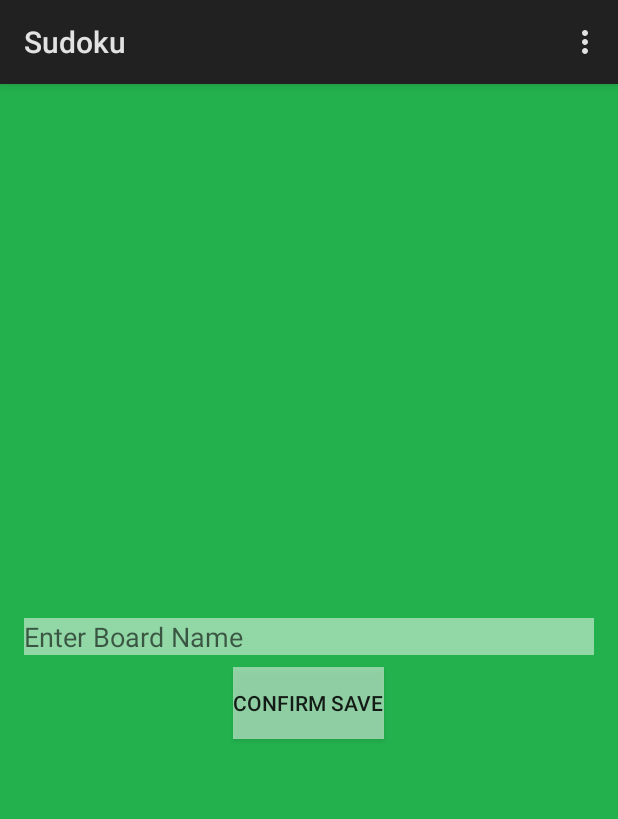
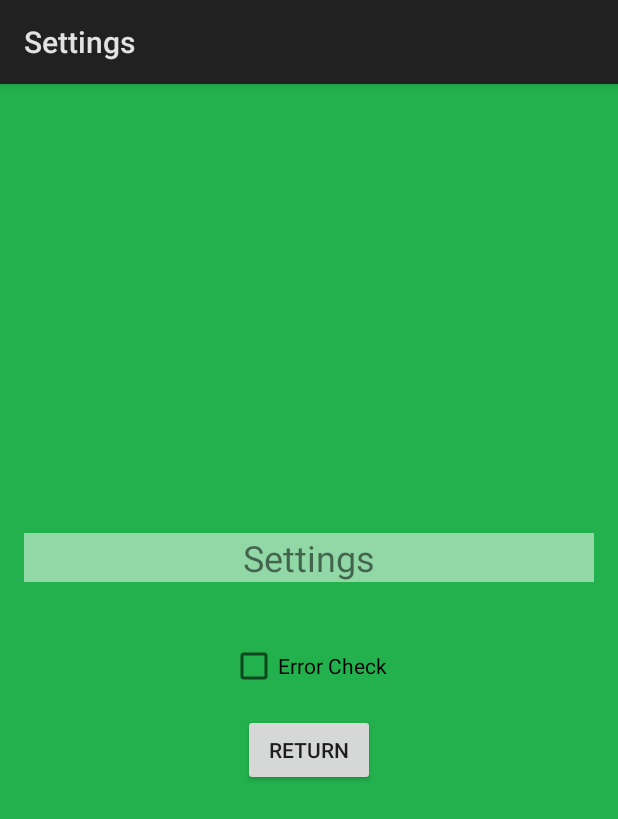
Before and after one commit to ConnorY97/Sudoku, an Android app built with Jetpack Compose: the MainActivity screen opened directly, with no data from a screen before it, in the options menu, after a tap on "Settings", on a phone screen of 412 x 824 dp. Shown: the top 819 px of the screen. Run offline under Robolectric (Android 15) with nearby library versions, the phone set to English and light mode, and no system bars.

Commit message:
Adding settings activity

```diff
--- a/app/src/main/AndroidManifest.xml
+++ b/app/src/main/AndroidManifest.xml
@@ -12,6 +12,11 @@
         android:supportsRtl="true"
         android:theme="@style/Theme.Sudoku"
         tools:targetApi="31">
+        <activity
+            android:name=".SettingsActivity"
+            android:exported="false"
+            android:label="@string/title_activity_settings"
+            android:theme="@style/Theme.Sudoku" />
         <activity
             android:name=".HomeActivity"
             android:exported="true"
--- a/app/src/main/java/com/example/sudoku/MainActivity.kt
+++ b/app/src/main/java/com/example/sudoku/MainActivity.kt
@@ -128,8 +128,10 @@ class MainActivity : ComponentActivity() {
                 true
             }
             R.id.menu_settings -> {
-                // Handle Settings action
-                Toast.makeText(this, "Settings clicked", Toast.LENGTH_SHORT).show()
+                val settingsScreen = Intent(this, SettingsActivity::class.java).apply {
+                    addFlags(Intent.FLAG_ACTIVITY_CLEAR_TOP or Intent.FLAG_ACTIVITY_SINGLE_TOP)
+                }
+                startActivity(settingsScreen)
                 true
             }
             R.id.menu_main -> {
@@ -140,7 +142,6 @@ class MainActivity : ComponentActivity() {
                 finish()  // Optional if you want to finish this activity explicitly
                 true
             }
-
             R.id.menu_exit -> {
                 // Handle Exit action
                 finish() // Close the app
@@ -237,6 +238,7 @@ fun showSaveScreen(context: Context) {
         sudokuGrid.visibility = View.GONE
     }
 }
+
 fun areAllCellsFilled(sudokuGrid: GridLayout
 ): Boolean {
     for (row in 0 until GRIDSIZE) {
--- /dev/null
+++ b/app/src/main/java/com/example/sudoku/SettingsActivity.kt
@@ -0,0 +1,31 @@
+package com.example.sudoku
+
+import android.content.Intent
+import android.os.Bundle
+import android.util.Log
+import android.view.View
+import android.widget.Button
+import android.widget.Toast
+import androidx.activity.ComponentActivity
+
+class SettingsActivity : ComponentActivity() {
+
+    override fun onCreate(savedInstanceState: Bundle?) {
+        super.onCreate(savedInstanceState)
+        setContentView(R.layout.activity_settings)
+
+        val returnButton = findViewById<Button>(R.id.returnButton)
+        returnButton.visibility = View.VISIBLE
+        if (returnButton == null) {
+            Log.e("OnCreate", "Return button is invalid")
+        }
+
+        returnButton.setOnClickListener {
+            Log.i("returnButtonOnClick", "Return to the game")
+            val mainActivity = Intent(this, MainActivity::class.java).apply {
+                addFlags(Intent.FLAG_ACTIVITY_CLEAR_TOP or Intent.FLAG_ACTIVITY_SINGLE_TOP)
+            }
+            startActivity(mainActivity)
+        }
+    }
+}
--- /dev/null
+++ b/app/src/main/res/layout/activity_settings.xml
@@ -0,0 +1,34 @@
+<?xml version="1.0" encoding="utf-8"?>
+<LinearLayout xmlns:android="http://schemas.android.com/apk/res/android"
+    android:layout_width="match_parent"
+    android:layout_height="match_parent"
+    android:orientation="vertical"
+    android:gravity="center"
+    android:padding="16dp">
+
+    <TextView
+        android:layout_width="match_parent"
+        android:layout_height="wrap_content"
+        android:layout_marginBottom="32dp"
+        android:background="@color/text_background"
+        android:gravity="center"
+        android:text="@string/title_activity_settings"
+        android:textSize="24sp" />
+
+    <CheckBox
+        android:id="@+id/checkBox"
+        android:layout_width="wrap_content"
+        android:layout_height="wrap_content"
+        android:paddingTop="8dp"
+        android:paddingBottom="8dp"
+        android:minHeight="48dp"
+        android:text="@string/error_check" />
+
+
+        <Button
+            android:id="@+id/returnButton"
+            android:layout_width="wrap_content"
+            android:layout_height="wrap_content"
+            android:layout_marginTop="8dp"
+            android:text="@string/return_to_game" />
+</LinearLayout>
--- a/app/src/main/res/values/strings.xml
+++ b/app/src/main/res/values/strings.xml
@@ -16,4 +16,7 @@
     <string name="Sudoku">Sudoku</string>
     <string name="elapsed_time">00:00</string>
     <string name="board_name">Board Name</string>
+    <string name="title_activity_settings">Settings</string>
+    <string name="return_to_game">Return</string>
+    <string name="error_check">Error Check</string>
 </resources>
--- a/app/src/main/res/values/themes.xml
+++ b/app/src/main/res/values/themes.xml
@@ -1,5 +1,6 @@
 <?xml version="1.0" encoding="utf-8"?>
 <resources>
+
     <style name="Theme.Sudoku" parent="android:Theme.Material.Light.DarkActionBar">
         <item name="android:windowBackground">@drawable/green_background</item>
     </style>
```
